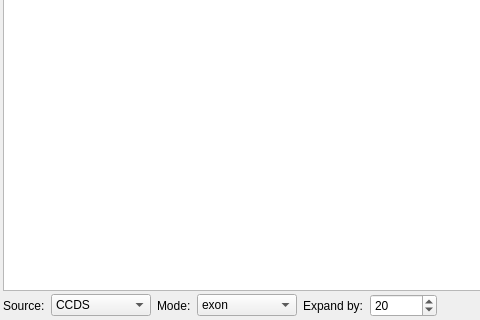
First picture: the form in src/GSvar/GenesToRegionsDialog.ui, repository imgag/ngs-bits, before the edit; both pictures show x 0 to 480 and y 232 to 552 of the 1087 by 552 pixel window.
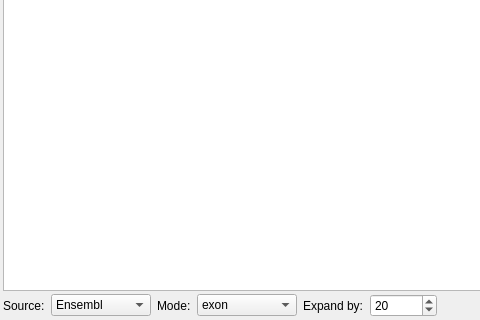
Second picture: the form after the edit. Icons and pictures are not drawn.

Commit message: GSvar: replaced occurrences of RefSeq by Ensembl

```diff
--- a/src/GSvar/GenesToRegionsDialog.ui
+++ b/src/GSvar/GenesToRegionsDialog.ui
@@ -70,11 +70,11 @@
         <string>&lt;html&gt;&lt;head/&gt;&lt;body&gt;&lt;p&gt;Source database.&lt;/p&gt;&lt;/body&gt;&lt;/html&gt;</string>
        </property>
        <property name="currentText">
-        <string>CCDS</string>
+        <string>Ensembl</string>
        </property>
        <item>
         <property name="text">
-         <string>CCDS</string>
+         <string>Ensembl</string>
         </property>
        </item>
        <item>
```
Left out of the diff: 2 changed lines with no effect on the pictures. The commit also changes 2 other files.
